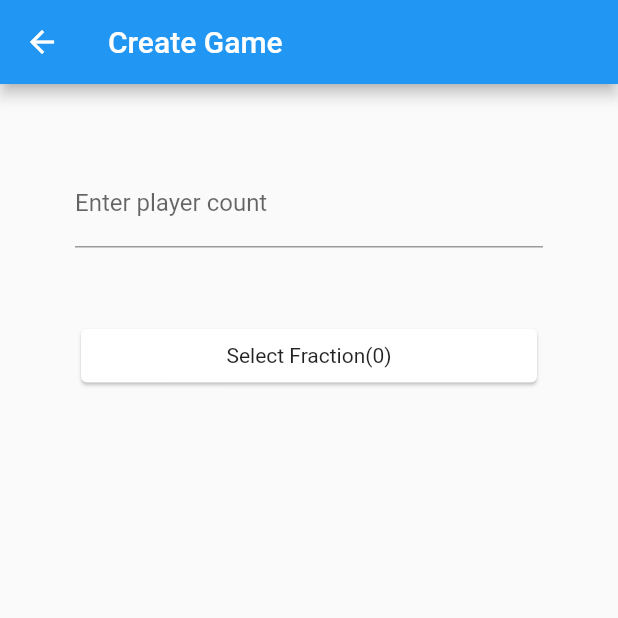
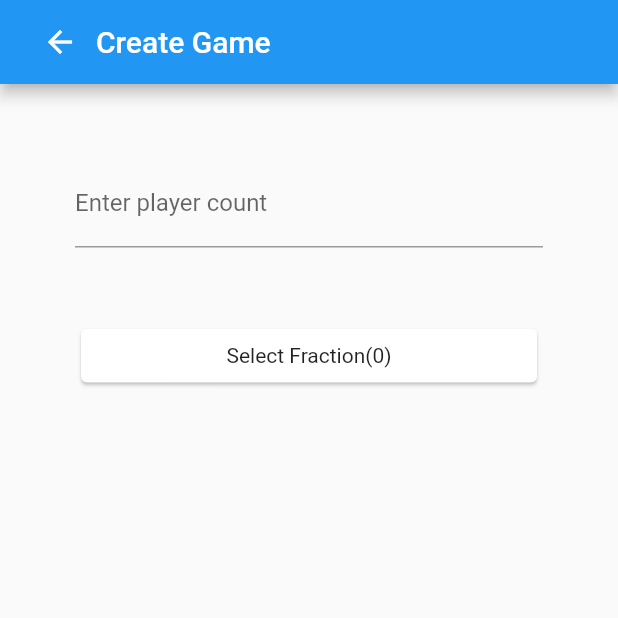
Before and after one commit to StenleyDuFoster/smash_up, a Flutter app: the CreateGameScreen screen opened by its route, on a phone screen of 412 x 824 dp, the top half of it. Run offline on Flutter 3.47's test engine with Material 2 defaults, Android fonts, the phone set to English and light mode, and no system bars; our stand-ins replace cloud_firestore, firebase_core, firebase_storage, flutter_colorpicker, flutter_native_splash, hive and 2 more; accounts and stored records are empty; generated files the repository leaves out were written again.

Commit message:
add custom back button

```diff
--- a/lib/ui/create_game/create_game_screen.dart
+++ b/lib/ui/create_game/create_game_screen.dart
@@ -29,7 +29,7 @@ class _CreateGameScreen extends BaseState<CreateGameScreen> {
     return FutureBuilder(
         future: FractionLocalDb.instance().getPreviousSelectedFraction(),
         builder: (context, snapshot) {
-          if (!snapshot.hasData) {
+          if (!snapshot.hasData && fraction.isEmpty) {
             return Container(
               child: Center(
                 child: CircularProgressIndicator.adaptive(),
@@ -43,8 +43,10 @@ class _CreateGameScreen extends BaseState<CreateGameScreen> {
 
           return Scaffold(
             appBar: AppBar(
+              automaticallyImplyLeading: false,
               title: Row(
                 children: [
+                  BackButton(),
                   Expanded(
                       child: Text(
                           AppLocalizations.of(context)?.create_game ?? "")),
@@ -138,7 +140,9 @@ class _CreateGameScreen extends BaseState<CreateGameScreen> {
                                     players = newPlayer;
                                   },
                                   defaultPlayers: players,
-                                  title: Text(AppLocalizations.of(context)?.customization_user ?? ""),
+                                  title: Text(AppLocalizations.of(context)
+                                          ?.customization_user ??
+                                      ""),
                                 );
                               });
                         },
@@ -180,16 +184,18 @@ class _CreateGameScreen extends BaseState<CreateGameScreen> {
         });
   }
 
-  List<PlayerEntity> createDefaultList(BuildContext context, List<PlayerEntity> startList) {
+  List<PlayerEntity> createDefaultList(
+      BuildContext context, List<PlayerEntity> startList) {
     List<PlayerEntity> resultList = [];
     resultList.addAll(startList);
     int playerCount = int.parse(inputText);
-    List<Color> colorList = colorHelper.generateRandomList(playerCount, resultList.map((e) => e.color).toList());
+    List<Color> colorList = colorHelper.generateRandomList(
+        playerCount, resultList.map((e) => e.color).toList());
 
     if (resultList.length == playerCount) {
       return resultList;
     } else if (resultList.length > playerCount) {
-      while(resultList.length > playerCount) {
+      while (resultList.length > playerCount) {
         resultList.removeLast();
       }
       return resultList;
--- a/lib/ui/created_fraction/created_fraction_screen.dart
+++ b/lib/ui/created_fraction/created_fraction_screen.dart
@@ -35,7 +35,7 @@ class _CreatedFractionScreen extends BaseState<CreatedFractionScreen> {
   Widget build(BuildContext context) {
     return Scaffold(
       appBar:
-          AppBar(title: Text(AppLocalizations.of(context)?.create_game ?? "")),
+          AppBar(title: Row(children: [BackButton(),Text(AppLocalizations.of(context)?.create_game ?? "")]), automaticallyImplyLeading: false,),
       body: ListView.builder(
         itemBuilder: (context, index) {
           if (index == 0) {
--- /dev/null
+++ b/lib/ui/shared/back_button.dart
@@ -0,0 +1,12 @@
+import 'package:flutter/cupertino.dart';
+import 'package:flutter/material.dart';
+
+class BackButton extends StatelessWidget {
+  @override
+  Widget build(BuildContext context) {
+   return InkWell(child: Icon(Icons.arrow_back), onTap: () {
+     Navigator.pop(context);
+   },);
+  }
+
+}
--- a/lib/ui/view_fraction/view_fraction_screen.dart
+++ b/lib/ui/view_fraction/view_fraction_screen.dart
@@ -54,8 +54,10 @@ class _ViewFractionScreen extends BaseState<ViewFractionScreen> {
 
           return Scaffold(
             appBar: AppBar(
+              automaticallyImplyLeading: false,
                 title: Row(
                   children: [
+                    BackButton(),
                     Expanded(
                       child: Text(AppLocalizations.of(context)?.watch_fraction ?? ""),
                     ),
```
Also changed, not shown: lib/util/color_helper.dart (+8 -6 lines).
